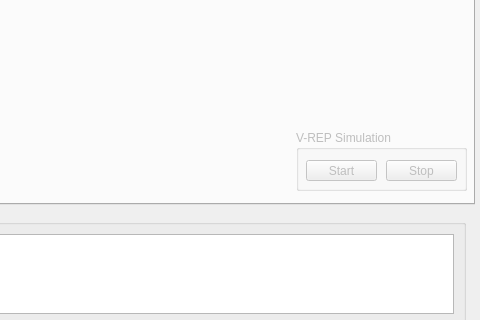
Before: the Qt Designer form ui/main_window.ui in zohannn/motion_manager, drawn with Qt 5; both pictures show x 785 to 1265 and y 394 to 714 of the 1265 by 795 pixel window.
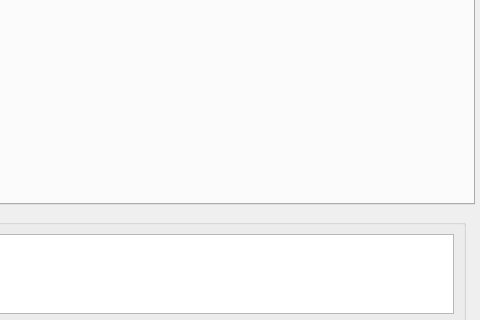
After: the same form once the commit is applied. The open tabs and pages were chosen to show the change. Icons and pictures are not drawn. Custom widgets are drawn as their Qt base class.

Diff of the .ui file:
```diff
--- a/ui/main_window.ui
+++ b/ui/main_window.ui
@@ -2098,45 +2098,6 @@
        <string>get current right hand status</string>
       </property>
      </widget>
-     <widget class="QGroupBox" name="groupBox_sim">
-      <property name="geometry">
-       <rect>
-        <x>1070</x>
-        <y>470</y>
-        <width>171</width>
-        <height>61</height>
-       </rect>
-      </property>
-      <property name="title">
-       <string>V-REP Simulation</string>
-      </property>
-      <widget class="QPushButton" name="pushButton_stop_sim">
-       <property name="geometry">
-        <rect>
-         <x>90</x>
-         <y>30</y>
-         <width>71</width>
-         <height>21</height>
-        </rect>
-       </property>
-       <property name="text">
-        <string>Stop</string>
-       </property>
-      </widget>
-      <widget class="QPushButton" name="pushButton_start_sim">
-       <property name="geometry">
-        <rect>
-         <x>10</x>
-         <y>30</y>
-         <width>71</width>
-         <height>21</height>
-        </rect>
-       </property>
-       <property name="text">
-        <string>Start</string>
-       </property>
-      </widget>
-     </widget>
      <widget class="QCheckBox" name="checkBox_const_vel_control">
       <property name="geometry">
        <rect>
```
